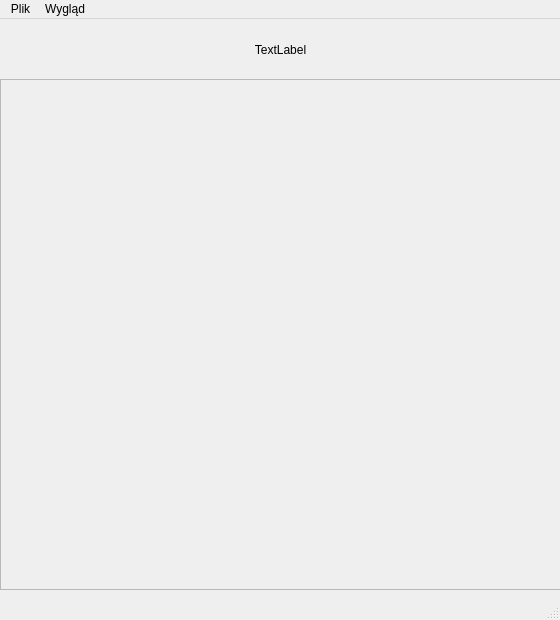
Before: the Qt Designer form CTF_QA_gui.ui in putrequest/PUTcyberCONF-CTF_QA, drawn with Qt 5.
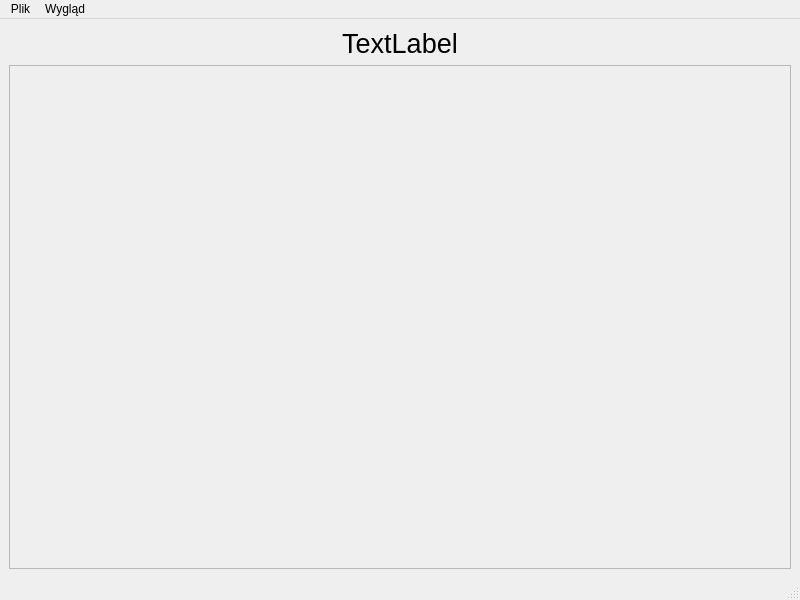
After: the same form once the commit is applied.

Diff of the .ui file:
```diff
--- a/CTF_QA_gui.ui
+++ b/CTF_QA_gui.ui
@@ -6,45 +6,27 @@
    <rect>
     <x>0</x>
     <y>0</y>
-    <width>560</width>
-    <height>620</height>
+    <width>800</width>
+    <height>600</height>
    </rect>
   </property>
+  <property name="minimumSize">
+   <size>
+    <width>800</width>
+    <height>600</height>
+   </size>
+  </property>
   <property name="windowTitle">
    <string>PUTcyberCONF</string>
   </property>
   <widget class="QWidget" name="centralwidget">
-   <widget class="QScrollArea" name="scroll_area_tasks">
-    <property name="geometry">
-     <rect>
-      <x>0</x>
-      <y>60</y>
-      <width>561</width>
-      <height>511</height>
-     </rect>
-    </property>
-    <property name="widgetResizable">
-     <bool>true</bool>
-    </property>
-    <widget class="QWidget" name="scroll_area_tasks_widget">
-     <property name="geometry">
-      <rect>
-       <x>0</x>
-       <y>0</y>
-       <width>559</width>
-       <height>509</height>
-      </rect>
-     </property>
-    </widget>
-   </widget>
+   <layout class="QVBoxLayout" name="verticalLayout_3">
+    <item>
    <widget class="QLabel" name="title">
-    <property name="geometry">
-     <rect>
-      <x>40</x>
-      <y>0</y>
-      <width>481</width>
-      <height>61</height>
-     </rect>
+      <property name="font">
+       <font>
+        <pointsize>20</pointsize>
+       </font>
     </property>
     <property name="styleSheet">
      <string notr="true">background-color: #00000000;</string>
@@ -56,6 +38,29 @@
      <set>Qt::AlignCenter</set>
     </property>
    </widget>
+    </item>
+    <item>
+     <layout class="QVBoxLayout" name="verticalLayout_2">
+      <item>
+       <widget class="QScrollArea" name="scroll_area_tasks">
+        <property name="widgetResizable">
+         <bool>true</bool>
+        </property>
+        <widget class="QWidget" name="scroll_area_tasks_widget">
+         <property name="geometry">
+          <rect>
+           <x>0</x>
+           <y>0</y>
+           <width>778</width>
+           <height>498</height>
+          </rect>
+         </property>
+        </widget>
+       </widget>
+      </item>
+     </layout>
+    </item>
+   </layout>
   </widget>
   <widget class="QStatusBar" name="statusbar"/>
   <widget class="QMenuBar" name="menuBar">
@@ -63,7 +68,7 @@
     <rect>
      <x>0</x>
      <y>0</y>
-     <width>560</width>
+     <width>800</width>
      <height>21</height>
     </rect>
    </property>
```
Lines whose indentation alone changed are shown as unchanged.
